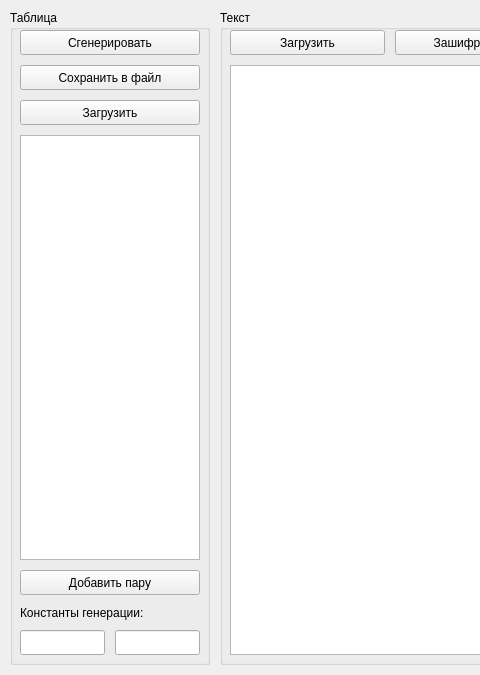
merail/qt-substitution-cipher, file mainwindow.ui: the form before one commit; both pictures show x 0 to 480 and y 0 to 675 of the 900 by 675 pixel window.
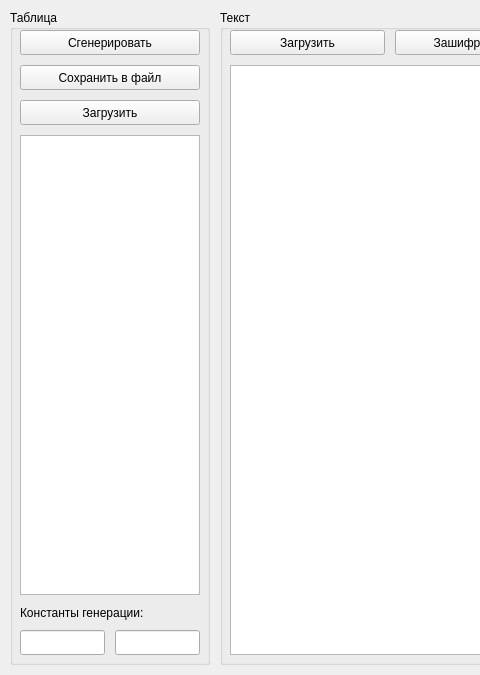
The form after the commit.

Commit message: remove add pair button

Diff of the .ui file:
```diff
--- a/mainwindow.ui
+++ b/mainwindow.ui
@@ -146,7 +146,7 @@
        <x>10</x>
        <y>125</y>
        <width>180</width>
-       <height>425</height>
+       <height>460</height>
       </rect>
      </property>
      <property name="layoutDirection">
@@ -216,19 +216,6 @@
       </rect>
      </property>
     </widget>
-    <widget class="QPushButton" name="addPairButton">
-     <property name="geometry">
-      <rect>
-       <x>10</x>
-       <y>560</y>
-       <width>180</width>
-       <height>25</height>
-      </rect>
-     </property>
-     <property name="text">
-      <string>Добавить пару</string>
-     </property>
-    </widget>
    </widget>
   </widget>
  </widget>
```
The commit also changes 2 other files.
